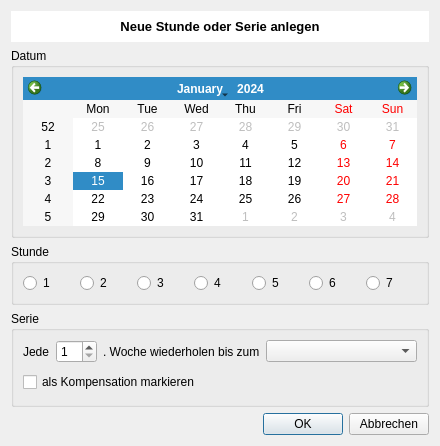
Above: NeueStunde.ui from pyphil/Kursbuch before the change. Below: the same form after it.
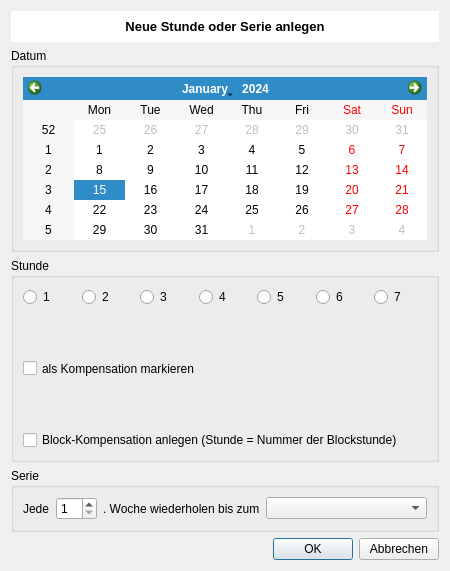
That is the form after the change. Icons and pictures are not drawn.

What changed in the file:
```diff
--- a/NeueStunde.ui
+++ b/NeueStunde.ui
@@ -9,8 +9,8 @@
    <rect>
     <x>0</x>
     <y>0</y>
-    <width>440</width>
-    <height>446</height>
+    <width>450</width>
+    <height>571</height>
    </rect>
   </property>
   <property name="sizePolicy">
@@ -139,6 +139,26 @@
         </item>
        </layout>
       </item>
+      <item row="2" column="0">
+       <widget class="QCheckBox" name="checkBox">
+        <property name="sizePolicy">
+         <sizepolicy hsizetype="Expanding" vsizetype="Expanding">
+          <horstretch>0</horstretch>
+          <verstretch>0</verstretch>
+         </sizepolicy>
+        </property>
+        <property name="text">
+         <string>als Kompensation markieren</string>
+        </property>
+       </widget>
+      </item>
+      <item row="3" column="0">
+       <widget class="QCheckBox" name="checkBoxBlock">
+        <property name="text">
+         <string>Block-Kompensation anlegen (Stunde = Nummer der Blockstunde)</string>
+        </property>
+       </widget>
+      </item>
      </layout>
     </widget>
    </item>
@@ -216,19 +236,6 @@
           </item>
          </layout>
         </item>
-        <item>
-         <widget class="QCheckBox" name="checkBox">
-          <property name="sizePolicy">
-           <sizepolicy hsizetype="Expanding" vsizetype="Expanding">
-            <horstretch>0</horstretch>
-            <verstretch>0</verstretch>
-           </sizepolicy>
-          </property>
-          <property name="text">
-           <string>als Kompensation markieren</string>
-          </property>
-         </widget>
-        </item>
        </layout>
       </item>
      </layout>
```
